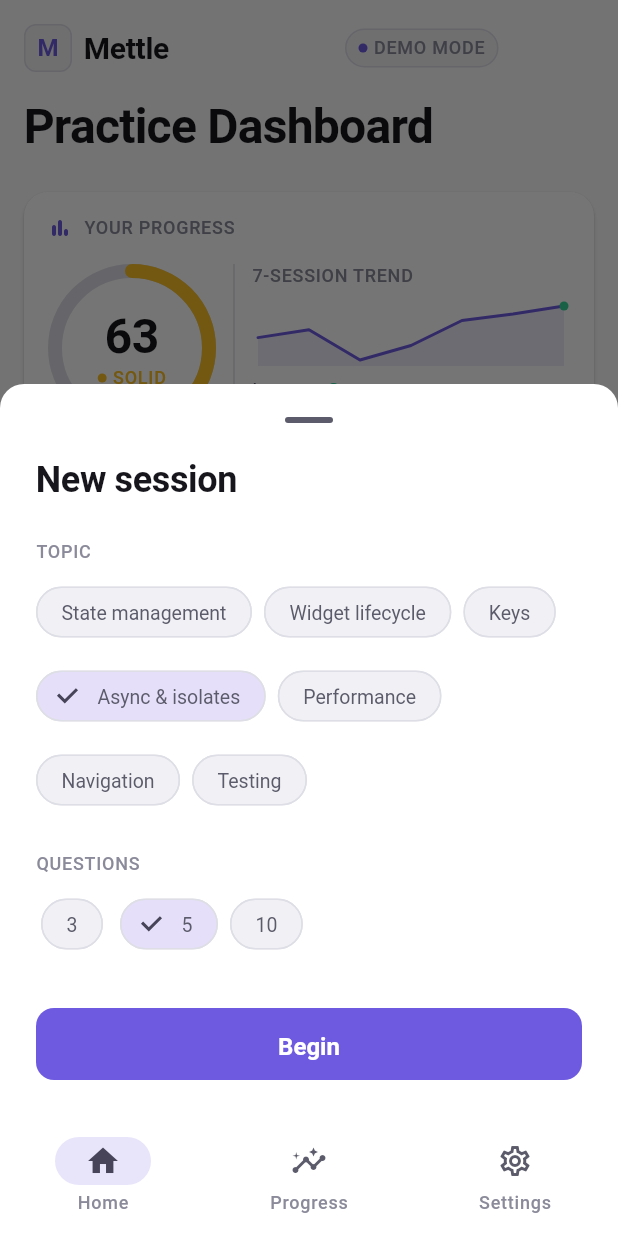
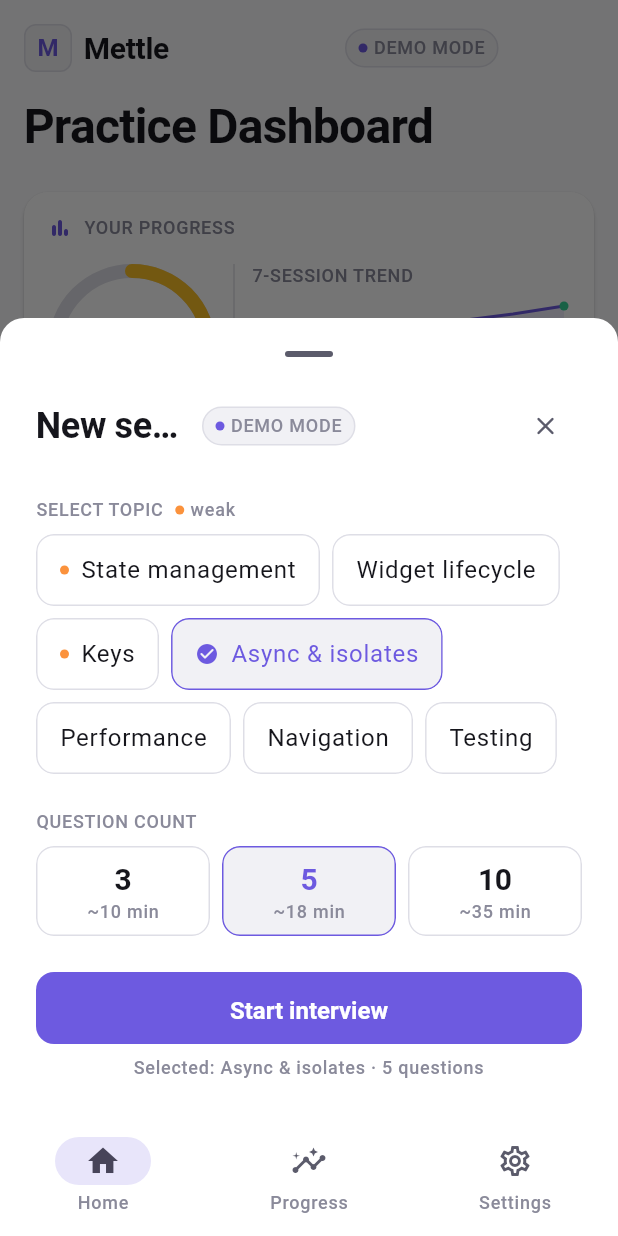
Before and after one commit to SKULL94/mettle, a Flutter app: the screen it shows after launch, after a tap on "Async & isolates", on a phone screen of 412 x 824 dp. Run offline on Flutter 3.47's test engine with Material 3 defaults, Android fonts, the phone set to English and light mode, and no system bars; our stand-ins replace flutter_bloc, get_it, go_router, shared_preferences.

Commit message:
[FEAT] : Session Setup Sheet done

```diff
--- a/app/lib/core/constants/app_strings.dart
+++ b/app/lib/core/constants/app_strings.dart
@@ -86,9 +86,16 @@ abstract final class AppStrings {
   static const bootstrapFailed = "Couldn't start up.";
 
   static const setupTitle = 'New session';
-  static const setupTopic = 'TOPIC';
-  static const setupLength = 'QUESTIONS';
-  static const setupStart = 'Begin';
+  static const setupTopic = 'SELECT TOPIC';
+  static const setupLength = 'QUESTION COUNT';
+  static const setupStart = 'Start interview';
+  static const setupWeakLegend = 'weak';
+  static const close = 'Close';
+
+  static String minutesEstimate(int minutes) => '~$minutes min';
+
+  static String setupSummary(String topic, int count) =>
+      'Selected: $topic$metaSeparator${questionCount(count)}';
 
   static const topicStateManagement = 'State management';
   static const topicWidgetLifecycle = 'Widget lifecycle';
--- /dev/null
+++ b/app/lib/core/widgets/demo_mode_chip.dart
@@ -0,0 +1,44 @@
+import 'package:flutter/material.dart';
+
+import '../constants/app_dimens.dart';
+import '../constants/app_strings.dart';
+import 'status_dot.dart';
+
+class DemoModeChip extends StatelessWidget {
+  const DemoModeChip({super.key});
+
+  @override
+  Widget build(BuildContext context) {
+    final theme = Theme.of(context);
+
+    return Container(
+      padding: const EdgeInsets.symmetric(
+        horizontal: AppDimens.sm,
+        vertical: AppDimens.xs,
+      ),
+      decoration: BoxDecoration(
+        color: theme.colorScheme.surfaceContainerHigh,
+        borderRadius: BorderRadius.circular(AppDimens.radiusPill),
+        border: Border.all(
+          color: theme.colorScheme.outline,
+          width: AppDimens.hairline,
+        ),
+      ),
+      child: Row(
+        mainAxisSize: MainAxisSize.min,
+        children: [
+          StatusDot(color: theme.colorScheme.primary),
+          const SizedBox(width: AppDimens.xs),
+          Flexible(
+            child: Text(
+              AppStrings.demoMode,
+              maxLines: 1,
+              overflow: TextOverflow.ellipsis,
+              style: theme.textTheme.labelSmall,
+            ),
+          ),
+        ],
+      ),
+    );
+  }
+}
--- a/app/lib/features/home/presentation/pages/home_page.dart
+++ b/app/lib/features/home/presentation/pages/home_page.dart
@@ -7,6 +7,7 @@ import '../../../../core/constants/app_strings.dart';
 import '../../../../core/di/injection.dart';
 import '../../../../core/router/app_routes.dart';
 import '../../../../core/widgets/skeleton_box.dart';
+import '../../../interview/domain/entities/interview_topic.dart';
 import '../bloc/home_bloc.dart';
 import '../bloc/home_event.dart';
 import '../bloc/home_state.dart';
@@ -127,6 +128,9 @@ class _HomeLoaded extends StatelessWidget {
   @override
   Widget build(BuildContext context) {
     final overview = state.overview;
+    final weakTopics = overview.weakTopics
+        .map((mastery) => InterviewTopic.fromId(mastery.topic))
+        .toSet();
 
     return _Body(
       onRefresh: () async =>
@@ -143,12 +147,13 @@ class _HomeLoaded extends StatelessWidget {
           sessionCount: overview.recentSessions.length,
         ),
         const SizedBox(height: AppDimens.lg),
-        const StartSessionButton(),
+        StartSessionButton(weakTopics: weakTopics),
         if (overview.weakTopics.isNotEmpty) ...[
           const SizedBox(height: AppDimens.xl),
           WeakTopicChips(
             topics: overview.weakTopics,
-            onSelected: (topic) => beginSession(context, topic: topic),
+            onSelected: (topic) =>
+                beginSession(context, topic: topic, weakTopics: weakTopics),
           ),
         ],
         const SizedBox(height: AppDimens.xl),
--- a/app/lib/features/home/presentation/widgets/home_header.dart
+++ b/app/lib/features/home/presentation/widgets/home_header.dart
@@ -3,7 +3,7 @@ import 'package:flutter/material.dart';
 import '../../../../core/constants/api_constants.dart';
 import '../../../../core/constants/app_dimens.dart';
 import '../../../../core/constants/app_strings.dart';
-import '../../../../core/widgets/status_dot.dart';
+import '../../../../core/widgets/demo_mode_chip.dart';
 
 class HomeHeader extends StatelessWidget {
   const HomeHeader({super.key});
@@ -70,42 +70,3 @@ class _BrandMark extends StatelessWidget {
     );
   }
 }
-
-class DemoModeChip extends StatelessWidget {
-  const DemoModeChip({super.key});
-
-  @override
-  Widget build(BuildContext context) {
-    final theme = Theme.of(context);
-
-    return Container(
-      padding: const EdgeInsets.symmetric(
-        horizontal: AppDimens.sm,
-        vertical: AppDimens.xs,
-      ),
-      decoration: BoxDecoration(
-        color: theme.colorScheme.surfaceContainerHigh,
-        borderRadius: BorderRadius.circular(AppDimens.radiusPill),
-        border: Border.all(
-          color: theme.colorScheme.outline,
-          width: AppDimens.hairline,
-        ),
-      ),
-      child: Row(
-        mainAxisSize: MainAxisSize.min,
-        children: [
-          StatusDot(color: theme.colorScheme.primary),
-          const SizedBox(width: AppDimens.xs),
-          Flexible(
-            child: Text(
-              AppStrings.demoMode,
-              maxLines: 1,
-              overflow: TextOverflow.ellipsis,
-              style: theme.textTheme.labelSmall,
-            ),
-          ),
-        ],
-      ),
-    );
-  }
-}
--- a/app/lib/features/home/presentation/widgets/start_session_button.dart
+++ b/app/lib/features/home/presentation/widgets/start_session_button.dart
@@ -15,14 +15,16 @@ import '../bloc/home_bloc.dart';
 import '../bloc/home_event.dart';
 
 class StartSessionButton extends StatelessWidget {
-  const StartSessionButton({super.key});
+  const StartSessionButton({this.weakTopics = const {}, super.key});
+
+  final Set<InterviewTopic> weakTopics;
 
   @override
   Widget build(BuildContext context) {
     final theme = Theme.of(context);
 
     return FilledButton(
-      onPressed: () => beginSession(context),
+      onPressed: () => beginSession(context, weakTopics: weakTopics),
       style: FilledButton.styleFrom(
         minimumSize: const Size.fromHeight(AppDimens.ctaHeight),
         textStyle: theme.textTheme.titleLarge,
@@ -45,7 +47,11 @@ class StartSessionButton extends StatelessWidget {
   }
 }
 
-Future<void> beginSession(BuildContext context, {InterviewTopic? topic}) async {
+Future<void> beginSession(
+  BuildContext context, {
+  InterviewTopic? topic,
+  Set<InterviewTopic> weakTopics = const {},
+}) async {
   final homeBloc = context.read<HomeBloc>();
   final messenger = ScaffoldMessenger.of(context);
   final router = GoRouter.of(context);
@@ -53,6 +59,7 @@ Future<void> beginSession(BuildContext context, {InterviewTopic? topic}) async {
   final SessionConfig? config = await showSessionSetupSheet(
     context,
     topic: topic,
+    weakTopics: weakTopics,
   );
   if (config == null) return;
 
--- a/app/lib/features/interview/domain/entities/session_config.dart
+++ b/app/lib/features/interview/domain/entities/session_config.dart
@@ -4,6 +4,8 @@ class SessionConfig {
   const SessionConfig({required this.topic, required this.questionCount});
 
   static const allowedQuestionCounts = <int>[3, 5, 10];
+  static const estimatedMinutes = <int, int>{3: 10, 5: 18, 10: 35};
+  static const defaultQuestionCount = 5;
 
   final InterviewTopic topic;
   final int questionCount;
--- /dev/null
+++ b/app/lib/features/interview/presentation/widgets/selectable_tile.dart
@@ -0,0 +1,181 @@
+import 'package:flutter/material.dart';
+
+import '../../../../core/constants/app_dimens.dart';
+import '../../../../core/constants/app_strings.dart';
+import '../../../../core/theme/score_colors.dart';
+import '../../../../core/widgets/status_dot.dart';
+import '../../domain/entities/interview_topic.dart';
+import 'topic_label.dart';
+
+class SelectableTile extends StatelessWidget {
+  const SelectableTile({
+    required this.selected,
+    required this.onTap,
+    required this.child,
+    this.semanticLabel,
+    super.key,
+  });
+
+  final bool selected;
+  final VoidCallback onTap;
+  final Widget child;
+  final String? semanticLabel;
+
+  @override
+  Widget build(BuildContext context) {
+    final scheme = Theme.of(context).colorScheme;
+
+    return Semantics(
+      selected: selected,
+      label: semanticLabel,
+      button: true,
+      child: Material(
+        color: selected ? scheme.surfaceContainerHigh : scheme.surfaceContainer,
+        shape: RoundedRectangleBorder(
+          borderRadius: BorderRadius.circular(AppDimens.radius),
+          side: BorderSide(
+            color: selected ? scheme.primary : scheme.outline,
+            width: AppDimens.hairline,
+          ),
+        ),
+        clipBehavior: Clip.antiAlias,
+        child: InkWell(
+          onTap: onTap,
+          child: ConstrainedBox(
+            constraints: const BoxConstraints(
+              minHeight: AppDimens.minTouchTarget,
+            ),
+            child: Padding(
+              padding: const EdgeInsets.symmetric(
+                horizontal: AppDimens.md,
+                vertical: AppDimens.sm,
+              ),
+              child: child,
+            ),
+          ),
+        ),
+      ),
+    );
+  }
+}
+
+class TopicTile extends StatelessWidget {
+  const TopicTile({
+    required this.topic,
+    required this.selected,
+    required this.isWeak,
+    required this.onTap,
+    super.key,
+  });
+
+  final InterviewTopic topic;
+  final bool selected;
+  final bool isWeak;
+  final VoidCallback onTap;
+
+  @override
+  Widget build(BuildContext context) {
+    final theme = Theme.of(context);
+    final label = topicLabel(topic);
+
+    return SelectableTile(
+      selected: selected,
+      onTap: onTap,
+      semanticLabel: isWeak ? '$label, ${AppStrings.setupWeakLegend}' : null,
+      child: Row(
+        mainAxisSize: MainAxisSize.min,
+        children: [
+          if (selected) ...[
+            Icon(
+              Icons.check_circle_rounded,
+              size: AppDimens.iconSm,
+              color: theme.colorScheme.primary,
+            ),
+            const SizedBox(width: AppDimens.sm),
+          ] else if (isWeak) ...[
+            StatusDot(color: context.scoreColors.developing),
+            const SizedBox(width: AppDimens.sm),
+          ],
+          Flexible(
+            child: Text(
+              label,
+              maxLines: 1,
+              overflow: TextOverflow.ellipsis,
+              style: theme.textTheme.bodyLarge?.copyWith(
+                color: selected
+                    ? theme.colorScheme.primary
+                    : theme.colorScheme.onSurface,
+              ),
+            ),
+          ),
+        ],
+      ),
+    );
+  }
+}
+
+class QuestionCountTile extends StatelessWidget {
+  const QuestionCountTile({
+    required this.count,
+    required this.selected,
+    required this.onTap,
+    this.minutes,
+    super.key,
+  });
+
+  final int count;
+  final bool selected;
+  final VoidCallback onTap;
+  final int? minutes;
+
+  @override
+  Widget build(BuildContext context) {
+    final theme = Theme.of(context);
+    final estimate = minutes;
+
+    return SelectableTile(
+      selected: selected,
+      onTap: onTap,
+      semanticLabel: AppStrings.questionCount(count),
+      child: Column(
+        mainAxisSize: MainAxisSize.min,
+        children: [
+          Text(
+            '$count',
+            style: theme.textTheme.titleLarge?.copyWith(
+              color: selected
+                  ? theme.colorScheme.primary
+                  : theme.colorScheme.onSurface,
+              fontFeatures: const [FontFeature.tabularFigures()],
+            ),
+          ),
+          if (estimate != null)
+            Text(
+              AppStrings.minutesEstimate(estimate),
+              maxLines: 1,
+              overflow: TextOverflow.ellipsis,
+              style: theme.textTheme.labelSmall,
+            ),
+        ],
+      ),
+    );
+  }
+}
+
+class WeakLegend extends StatelessWidget {
+  const WeakLegend({super.key});
+
+  @override
+  Widget build(BuildContext context) {
+    final theme = Theme.of(context);
+
+    return Row(
+      mainAxisSize: MainAxisSize.min,
+      children: [
+        StatusDot(color: context.scoreColors.developing),
+        const SizedBox(width: AppDimens.xs),
+        Text(AppStrings.setupWeakLegend, style: theme.textTheme.labelSmall),
+      ],
+    );
+  }
+}
--- a/app/lib/features/interview/presentation/widgets/session_setup_sheet.dart
+++ b/app/lib/features/interview/presentation/widgets/session_setup_sheet.dart
@@ -1,39 +1,49 @@
 import 'package:flutter/material.dart';
 
+import '../../../../core/constants/api_constants.dart';
 import '../../../../core/constants/app_dimens.dart';
 import '../../../../core/constants/app_strings.dart';
+import '../../../../core/widgets/demo_mode_chip.dart';
 import '../../domain/entities/interview_topic.dart';
 import '../../domain/entities/session_config.dart';
+import 'selectable_tile.dart';
 import 'topic_label.dart';
 
 Future<SessionConfig?> showSessionSetupSheet(
   BuildContext context, {
   InterviewTopic? topic,
+  Set<InterviewTopic> weakTopics = const {},
 }) {
   return showModalBottomSheet<SessionConfig>(
     context: context,
     isScrollControlled: true,
-    builder: (_) => SessionSetupSheet(initialTopic: topic),
+    builder: (_) =>
+        SessionSetupSheet(initialTopic: topic, weakTopics: weakTopics),
   );
 }
 
 class SessionSetupSheet extends StatefulWidget {
-  const SessionSetupSheet({this.initialTopic, super.key});
+  const SessionSetupSheet({
+    this.initialTopic,
+    this.weakTopics = const {},
+    super.key,
+  });
 
   final InterviewTopic? initialTopic;
+  final Set<InterviewTopic> weakTopics;
 
   @override
   State<SessionSetupSheet> createState() => _SessionSetupSheetState();
 }
 
 class _SessionSetupSheetState extends State<SessionSetupSheet> {
-  late InterviewTopic _topic =
-      widget.initialTopic ?? InterviewTopic.stateManagement;
-  int _questionCount = 5;
+  late InterviewTopic? _topic = widget.initialTopic;
+  int _questionCount = SessionConfig.defaultQuestionCount;
 
   @override
   Widget build(BuildContext context) {
     final theme = Theme.of(context);
+    final topic = _topic;
 
     return SafeArea(
       child: Padding(
@@ -47,49 +57,183 @@ class _SessionSetupSheetState extends State<SessionSetupSheet> {
           mainAxisSize: MainAxisSize.min,
           crossAxisAlignment: CrossAxisAlignment.start,
           children: [
-            Text(AppStrings.setupTitle, style: theme.textTheme.headlineSmall),
+            const _SheetHeader(),
             const SizedBox(height: AppDimens.lg),
-
-            Text(AppStrings.setupTopic, style: theme.textTheme.labelSmall),
-            const SizedBox(height: AppDimens.sm),
-            Wrap(
-              spacing: AppDimens.sm,
-              runSpacing: AppDimens.sm,
-              children: [
-                for (final topic in InterviewTopic.values)
-                  ChoiceChip(
-                    label: Text(topicLabel(topic)),
-                    selected: topic == _topic,
-                    onSelected: (_) => setState(() => _topic = topic),
-                  ),
-              ],
+            Flexible(
+              child: SingleChildScrollView(
+                child: Column(
+                  crossAxisAlignment: CrossAxisAlignment.start,
+                  children: [
+                    _TopicPicker(
+                      selected: topic,
+                      weakTopics: widget.weakTopics,
+                      onSelected: (value) => setState(() => _topic = value),
+                    ),
+                    const SizedBox(height: AppDimens.lg),
+                    _QuestionCountPicker(
+                      selected: _questionCount,
+                      onSelected: (value) =>
+                          setState(() => _questionCount = value),
+                    ),
+                  ],
+                ),
+              ),
             ),
-
             const SizedBox(height: AppDimens.lg),
-            Text(AppStrings.setupLength, style: theme.textTheme.labelSmall),
-            const SizedBox(height: AppDimens.sm),
-            Wrap(
-              spacing: AppDimens.sm,
-              children: [
-                for (final count in SessionConfig.allowedQuestionCounts)
-                  ChoiceChip(
-                    label: Text('$count'),
-                    selected: count == _questionCount,
-                    onSelected: (_) => setState(() => _questionCount = count),
-                  ),
-              ],
-            ),
-
-            const SizedBox(height: AppDimens.xl),
             FilledButton(
-              onPressed: () => Navigator.of(context).pop(
-                SessionConfig(topic: _topic, questionCount: _questionCount),
-              ),
+              onPressed: topic == null
+                  ? null
+                  : () => Navigator.of(context).pop(
+                      SessionConfig(
+                        topic: topic,
+                        questionCount: _questionCount,
+                      ),
+                    ),
               child: const Text(AppStrings.setupStart),
             ),
+            if (topic != null) ...[
+              const SizedBox(height: AppDimens.sm),
+              SizedBox(
+                width: double.infinity,
+                child: Text(
+                  AppStrings.setupSummary(topicLabel(topic), _questionCount),
+                  textAlign: TextAlign.center,
+                  style: theme.textTheme.labelSmall,
+                ),
+              ),
+            ],
           ],
         ),
       ),
     );
   }
 }
+
+class _SheetHeader extends StatelessWidget {
+  const _SheetHeader();
+
+  @override
+  Widget build(BuildContext context) {
+    final theme = Theme.of(context);
+
+    return Row(
+      children: [
+        Flexible(
+          child: Text(
+            AppStrings.setupTitle,
+            maxLines: 1,
+            overflow: TextOverflow.ellipsis,
+            style: theme.textTheme.headlineSmall,
+          ),
+        ),
+        if (!ApiConstants.isBackendConfigured) ...[
+          const SizedBox(width: AppDimens.sm),
+          const Flexible(child: DemoModeChip()),
+        ],
+        const Spacer(),
+        IconButton(
+          onPressed: () => Navigator.of(context).pop(),
+          tooltip: AppStrings.close,
+          icon: const Icon(Icons.close_rounded, size: AppDimens.iconMd),
+        ),
+      ],
+    );
+  }
+}
+
+class _TopicPicker extends StatelessWidget {
+  const _TopicPicker({
+    required this.selected,
+    required this.weakTopics,
+    required this.onSelected,
+  });
+
+  final InterviewTopic? selected;
+  final Set<InterviewTopic> weakTopics;
+  final ValueChanged<InterviewTopic> onSelected;
+
+  @override
+  Widget build(BuildContext context) {
+    return Column(
+      crossAxisAlignment: CrossAxisAlignment.start,
+      children: [
+        _PickerLabel(
+          label: AppStrings.setupTopic,
+          trailing: weakTopics.isEmpty ? null : const WeakLegend(),
+        ),
+        const SizedBox(height: AppDimens.sm),
+        Wrap(
+          spacing: AppDimens.sm,
+          runSpacing: AppDimens.sm,
+          children: [
+            for (final topic in InterviewTopic.values)
+              TopicTile(
+                topic: topic,
+                selected: topic == selected,
+                isWeak: weakTopics.contains(topic),
+                onTap: () => onSelected(topic),
+              ),
+          ],
+        ),
+      ],
+    );
+  }
+}
+
+class _QuestionCountPicker extends StatelessWidget {
+  const _QuestionCountPicker({
+    required this.selected,
+    required this.onSelected,
+  });
+
+  final int selected;
+  final ValueChanged<int> onSelected;
+
+  @override
+  Widget build(BuildContext context) {
+    return Column(
+      crossAxisAlignment: CrossAxisAlignment.start,
+      children: [
+        const _PickerLabel(label: AppStrings.setupLength),
+        const SizedBox(height: AppDimens.sm),
+        Row(
+          children: [
+            for (final count in SessionConfig.allowedQuestionCounts) ...[
+              if (count != SessionConfig.allowedQuestionCounts.first)
+                const SizedBox(width: AppDimens.sm),
+              Expanded(
+                child: QuestionCountTile(
+                  count: count,
+                  minutes: SessionConfig.estimatedMinutes[count],
+                  selected: count == selected,
+                  onTap: () => onSelected(count),
+                ),
+              ),
+            ],
+          ],
+        ),
+      ],
+    );
+  }
+}
+
+class _PickerLabel extends StatelessWidget {
+  const _PickerLabel({required this.label, this.trailing});
+
+  final String label;
+  final Widget? trailing;
+
+  @override
+  Widget build(BuildContext context) {
+    final theme = Theme.of(context);
+
+    return Wrap(
+      spacing: AppDimens.sm,
+      crossAxisAlignment: WrapCrossAlignment.center,
+      children: [
+        Text(label, style: theme.textTheme.labelSmall),
+        ?trailing,
+      ],
+    );
+  }
+}
```
Also changed, not shown: 1 other file.
